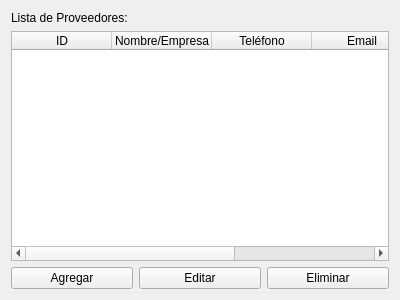
Matiti061/TecnoPC, file ui/proovedores.ui: the form before one commit.
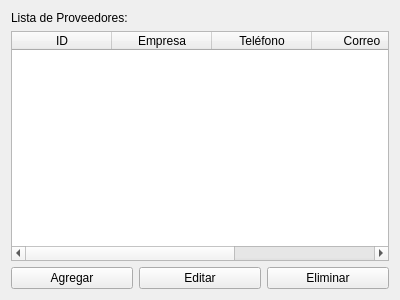
The form after the commit.

Diff of the .ui file:
```diff
--- a/ui/proovedores.ui
+++ b/ui/proovedores.ui
@@ -39,7 +39,7 @@
      </column>
      <column>
       <property name="text">
-       <string>Nombre/Empresa</string>
+       <string>Empresa</string>
       </property>
      </column>
      <column>
@@ -49,7 +49,7 @@
      </column>
      <column>
       <property name="text">
-       <string>Email</string>
+       <string>Correo</string>
       </property>
      </column>
      <column>
```
Left out of the diff: 2 changed lines with no effect on the pictures.
